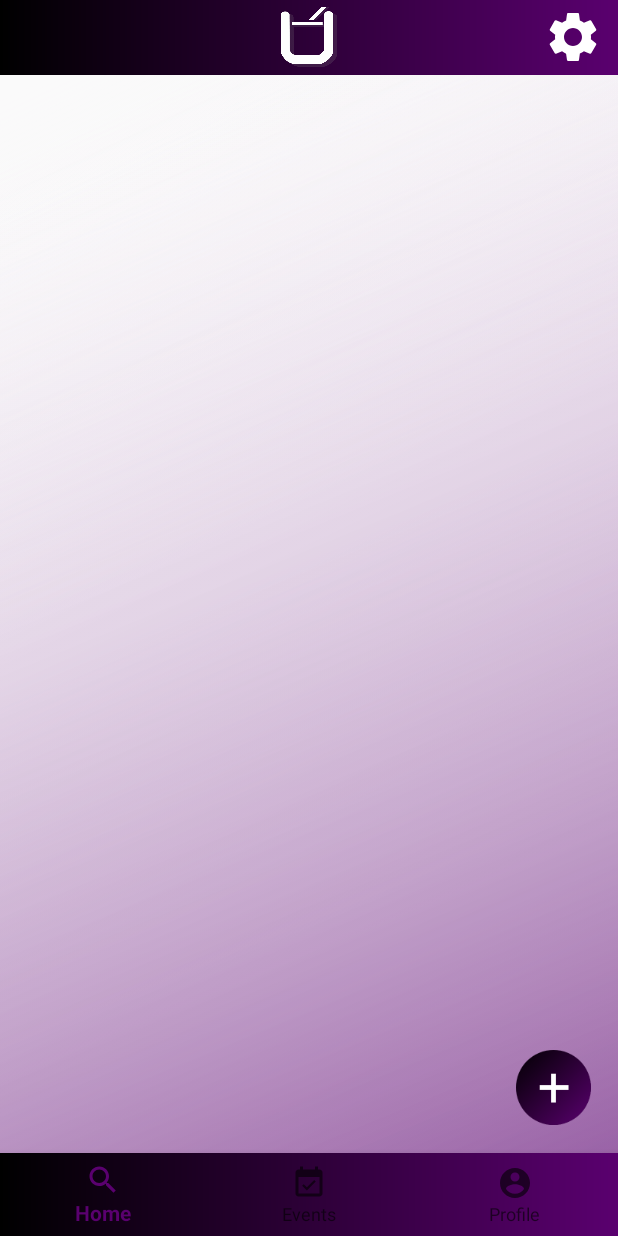
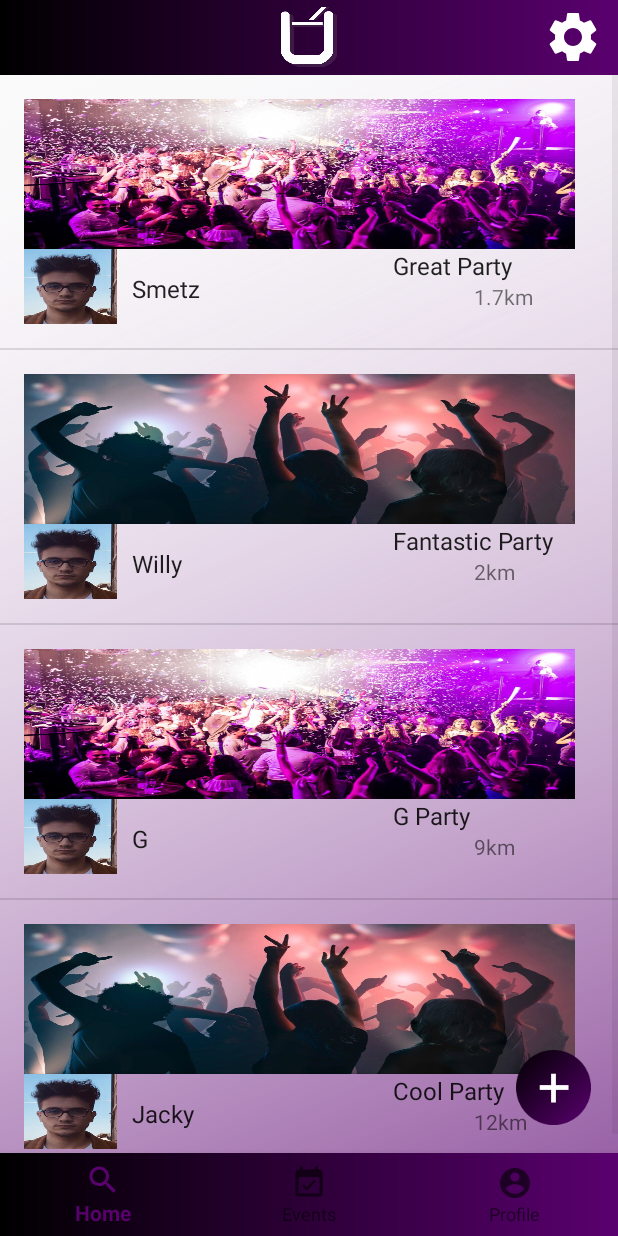
Before and after one commit to JamesMaloney/IUP, an Android app: the Home screen opened directly, with no data from a screen before it, on a phone screen of 412 x 824 dp. Run offline under Robolectric (Android 15) with nearby library versions, the phone set to English and light mode, and no system bars.

Commit message:
List view Created (for Events)

```diff
--- /dev/null
+++ b/IUP_SPM/app/src/main/java/com/ru/spm/iup_spm/Event.java
@@ -0,0 +1,60 @@
+package com.ru.spm.iup_spm;
+
+
+//Events for Arraylist in Home
+public class Event {
+    private int imgEvent;
+    private String nameEvent;
+    private String distanceEvent;
+    private String nameHostEvent;
+    private int imgHostEvent;
+
+    public Event(int imgEvent, String nameEvent, String distanceEvent, String nameHostEvent, int imgHostEvent) {
+        this.imgEvent = imgEvent;
+        this.nameEvent = nameEvent;
+        this.distanceEvent = distanceEvent;
+        this.nameHostEvent = nameHostEvent;
+        this.imgHostEvent = imgHostEvent;
+    }
+
+
+    public int getImgEvent() {
+        return imgEvent;
+    }
+
+    public void setImgEvent(int imgEvent) {
+        this.imgEvent = imgEvent;
+    }
+
+    public String getNameEvent() {
+        return nameEvent;
+    }
+
+    public void setNameEvent(String nameEvent) {
+        this.nameEvent = nameEvent;
+    }
+
+    public String getDistanceEvent() {
+        return distanceEvent;
+    }
+
+    public void setDistanceEvent(String distanceEvent) {
+        this.distanceEvent = distanceEvent;
+    }
+
+    public String getNameHostEvent() {
+        return nameHostEvent;
+    }
+
+    public void setNameHostEvent(String nameHostEvent) {
+        this.nameHostEvent = nameHostEvent;
+    }
+
+    public int getImgHostEvent() {
+        return imgHostEvent;
+    }
+
+    public void setImgHostEvent(int imgHostEvent) {
+        this.imgHostEvent = imgHostEvent;
+    }
+}
--- /dev/null
+++ b/IUP_SPM/app/src/main/java/com/ru/spm/iup_spm/EventAdapter.java
@@ -0,0 +1,48 @@
+package com.ru.spm.iup_spm;
+
+import android.content.Context;
+import android.view.LayoutInflater;
+import android.view.View;
+import android.view.ViewGroup;
+import android.widget.ArrayAdapter;
+import android.widget.ImageView;
+import android.widget.TextView;
+
+import androidx.annotation.NonNull;
+import androidx.annotation.Nullable;
+
+import java.util.ArrayList;
+
+public class EventAdapter extends ArrayAdapter<Event> {
+    private Context eContext;
+    private int eResource;
+
+    public EventAdapter(@NonNull Context context, int resource, @NonNull ArrayList<Event> objects) {
+        super(context, resource, objects);
+        this.eResource = resource;
+        this.eContext = context;
+    }
+
+    @NonNull
+    @Override
+    public View getView(int position, @Nullable View convertView, @NonNull ViewGroup parent) {
+        LayoutInflater layoutInflater = LayoutInflater.from(eContext);
+        convertView = layoutInflater.inflate(eResource,parent,false);
+
+        ImageView imgEvent = convertView.findViewById(R.id.imgEvent);
+        ImageView imgProfile = convertView.findViewById(R.id.imgProfile);
+
+        TextView txtEvent = convertView.findViewById(R.id.txtNameEvent);
+        TextView txtDistance = convertView.findViewById(R.id.txtDistanceEvent);
+        TextView txtProfile = convertView.findViewById(R.id.txtNameProfile);
+
+        imgEvent.setImageResource(getItem(position).getImgEvent());
+        imgProfile.setImageResource(getItem(position).getImgHostEvent());
+
+        txtDistance.setText(getItem(position).getDistanceEvent());
+        txtEvent.setText(getItem(position).getNameEvent());
+        txtProfile.setText(getItem(position).getNameHostEvent());
+
+        return convertView;
+    }
+}
--- a/IUP_SPM/app/src/main/java/com/ru/spm/iup_spm/Home.java
+++ b/IUP_SPM/app/src/main/java/com/ru/spm/iup_spm/Home.java
@@ -6,6 +6,7 @@ import android.util.Log;
 import android.view.MenuItem;
 import android.view.View;
 import android.widget.Button;
+import android.widget.ListView;
 
 import androidx.annotation.NonNull;
 import androidx.appcompat.app.AppCompatActivity;
@@ -13,14 +14,22 @@ import androidx.fragment.app.Fragment;
 
 import com.google.android.material.bottomnavigation.BottomNavigationView;
 
+import java.util.ArrayList;
+import java.util.List;
+
 public class Home extends AppCompatActivity {
     LoginResponse loginResponse;
+
     private BottomNavigationView buttonNavigationView;
     private Button btnSettings;
+
     @Override
     protected void onCreate(Bundle savedInstanceState) {
         super.onCreate(savedInstanceState);
         setContentView(R.layout.activity_home);
+
+
+        //Button Settings
         btnSettings = (Button) findViewById(R.id.btnSettings);
         btnSettings.setOnClickListener(new View.OnClickListener() {
             @Override
@@ -29,28 +38,26 @@ public class Home extends AppCompatActivity {
             }
         });
 
+        //Fragments!
         buttonNavigationView = findViewById(R.id.bottom_nav);
         buttonNavigationView.setOnNavigationItemSelectedListener(bottomNavMethod);
         getSupportFragmentManager().beginTransaction().replace(R.id.container,new HomeFragment()).commit();
 
-
+        //Login response TEST
         Intent intent = getIntent();
         if (intent.getExtras()!= null){
             loginResponse = (LoginResponse)intent.getSerializableExtra("data");
             Log.e("TAG","=========>>>> "+loginResponse.getKennitala());
         }
-
     }
 
-
     private void open_settings() {
-        Intent intent_settings=new Intent(this,SettingsActivity.class);
-        startActivity(intent_settings);
+        startActivity(new Intent(this,SettingsActivity.class));
     }
-
 
     private BottomNavigationView.OnNavigationItemSelectedListener bottomNavMethod =
             new BottomNavigationView.OnNavigationItemSelectedListener() {
+        //FRAGMENT NAVIGATION
         @Override
         public boolean onNavigationItemSelected(@NonNull MenuItem menuItem) {
             Fragment fragment=null;
--- a/IUP_SPM/app/src/main/java/com/ru/spm/iup_spm/HomeFragment.java
+++ b/IUP_SPM/app/src/main/java/com/ru/spm/iup_spm/HomeFragment.java
@@ -2,16 +2,20 @@ package com.ru.spm.iup_spm;
 
 import android.content.Intent;
 import android.os.Bundle;
-
-import androidx.fragment.app.Fragment;
-
 import android.view.LayoutInflater;
 import android.view.View;
 import android.view.ViewGroup;
 import android.widget.Button;
+import android.widget.ListView;
+
+import androidx.fragment.app.Fragment;
+
+import java.util.ArrayList;
+import java.util.Objects;
 
 
 public class HomeFragment extends Fragment {
+    ListView lstEvents;
 
 
     public HomeFragment() {
@@ -33,6 +37,20 @@ public class HomeFragment extends Fragment {
     public View onCreateView(LayoutInflater inflater, ViewGroup container,
                              Bundle savedInstanceState) {
         View view = inflater.inflate(R.layout.fragment_home, container, false);
+
+        lstEvents = (ListView) view.findViewById(R.id.listEvents);
+        ArrayList<Event> arrayEvents = new ArrayList<>();
+
+        //TEST of LIST
+        arrayEvents.add(new Event(R.drawable.party1,"Great Party","1.7km","Smetz",R.drawable.profile));
+        arrayEvents.add(new Event(R.drawable.party2,"Fantastic Party","2km","Willy",R.drawable.profile));
+        arrayEvents.add(new Event(R.drawable.party1,"G Party","9km","G",R.drawable.profile));
+        arrayEvents.add(new Event(R.drawable.party2,"Cool Party","12km","Jacky",R.drawable.profile));
+
+        //Custom adapter
+        EventAdapter eventAdapter = new EventAdapter(Objects.requireNonNull(getContext()),R.layout.list_events,arrayEvents);
+        lstEvents.setAdapter(eventAdapter);
+
         Button btn = (Button) view.findViewById(R.id.add_event);
         btn.setOnClickListener(new View.OnClickListener() {
             @Override
--- a/IUP_SPM/app/src/main/res/layout/fragment_home.xml
+++ b/IUP_SPM/app/src/main/res/layout/fragment_home.xml
@@ -23,6 +23,7 @@
         android:background="@drawable/add_event"/>
 
     <ListView
+        android:id="@+id/listEvents"
         android:layout_width="match_parent"
         android:layout_height="match_parent"
         app:layout_constraintBottom_toBottomOf="parent"
--- /dev/null
+++ b/IUP_SPM/app/src/main/res/layout/list_events.xml
@@ -0,0 +1,64 @@
+<?xml version="1.0" encoding="utf-8"?>
+<RelativeLayout
+    xmlns:android="http://schemas.android.com/apk/res/android"
+    xmlns:app="http://schemas.android.com/apk/res-auto"
+    xmlns:tools="http://schemas.android.com/tools"
+    android:layout_width="match_parent"
+    android:layout_height="match_parent"
+    android:padding="16dp">
+
+    <ImageView
+        android:id="@+id/imgEvent"
+        android:layout_width="367dp"
+        android:layout_height="100dp"
+        tools:srcCompat="@drawable/party2"
+        android:scaleType="fitXY"
+        android:adjustViewBounds="true"
+        />
+
+    <ImageView
+        android:id="@+id/imgProfile"
+        android:layout_width="62dp"
+        android:scaleType="fitXY"
+        android:adjustViewBounds="true"
+        android:layout_height="50dp"
+        android:layout_below="@+id/imgEvent"
+        tools:srcCompat="@tools:sample/avatars" />
+
+    <TextView
+        android:id="@+id/txtNameProfile"
+        android:layout_width="120dp"
+        android:layout_height="wrap_content"
+        android:layout_toRightOf="@+id/imgProfile"
+        android:layout_marginTop="15dp"
+        android:layout_below="@+id/imgEvent"
+        android:layout_marginLeft="10dp"
+        android:text="Profile"
+        style="@style/TextAppearance.AppCompat.Light.SearchResult.Subtitle"
+        />
+
+
+    <TextView
+        android:id="@+id/txtNameEvent"
+        android:layout_width="120dp"
+        android:layout_height="wrap_content"
+        android:layout_below="@+id/imgEvent"
+        android:layout_marginLeft="246dp"
+        android:layout_marginTop="0dp"
+        style="@style/TextAppearance.AppCompat.Light.SearchResult.Subtitle"
+        android:text="Fantastic Event"
+        android:inputType="text"
+        android:maxLines="1"
+        />
+
+    <TextView
+        android:id="@+id/txtDistanceEvent"
+        android:layout_width="56dp"
+        android:layout_height="wrap_content"
+        android:layout_below="@+id/txtNameEvent"
+        android:layout_marginLeft="300dp"
+        android:layout_marginTop="0dp"
+        android:inputType="text"
+        android:text="1.6 km" />
+
+</RelativeLayout>
```
Also changed, not shown: IUP_SPM/app/src/main/res/drawable/party1.jpg (added), IUP_SPM/app/src/main/res/drawable/party2.jpg (added), IUP_SPM/app/src/main/res/drawable/profile.png (added).
